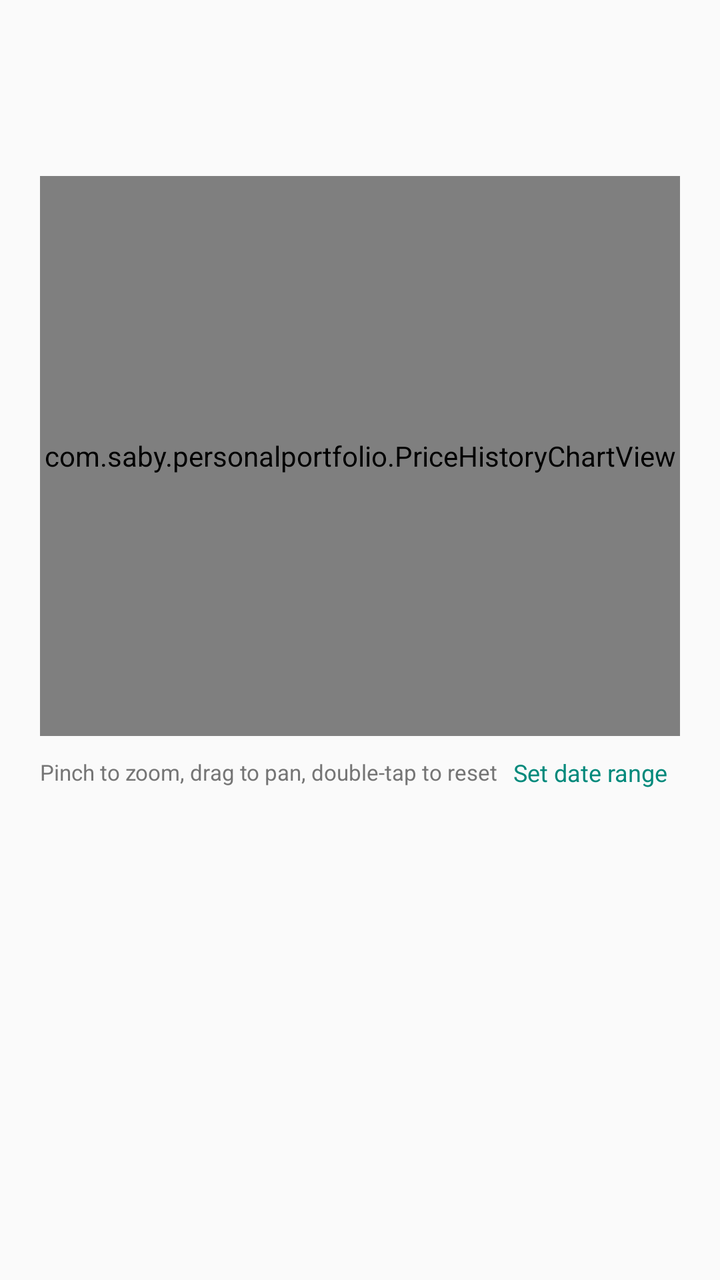
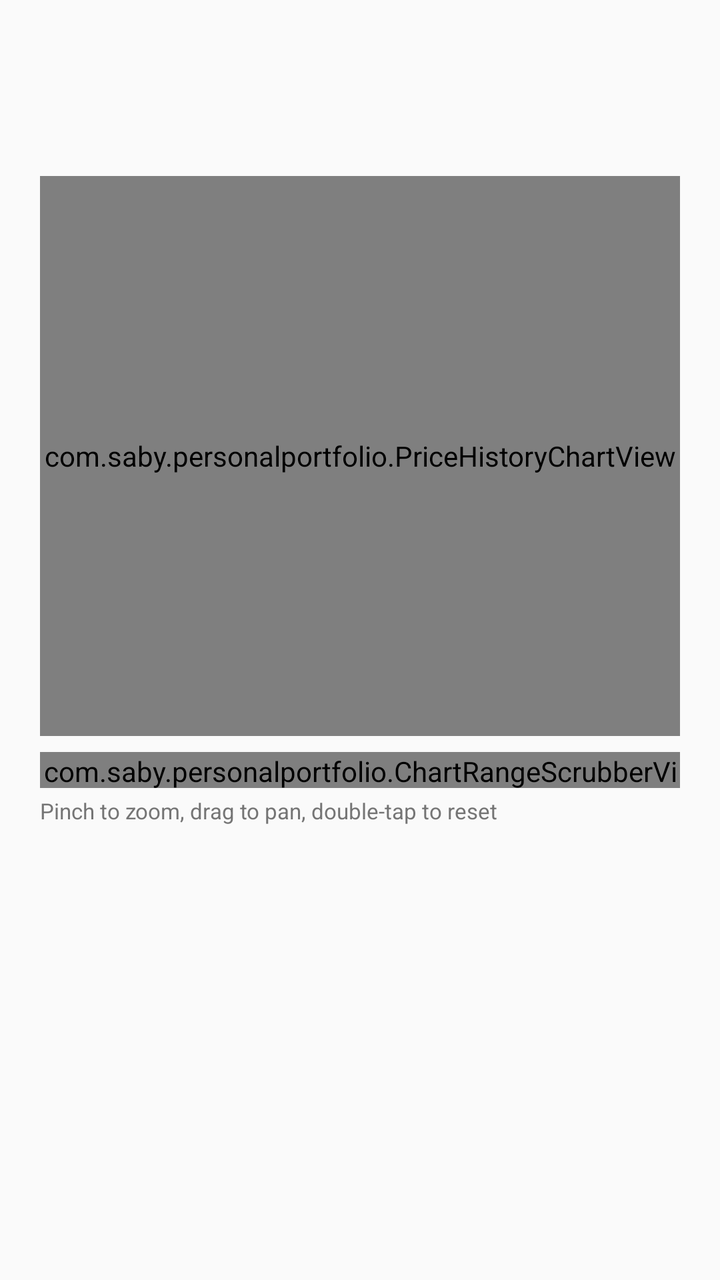

Compare the two renders of this Android layout. The source of the first and the diff that turns it into the second are given below.
<!-- AndroidManifest.xml: application theme Theme.PersonalPortfolio -->
<!-- res/layout/activity_returns_detail.xml -->
<?xml version="1.0" encoding="utf-8"?>
<ScrollView xmlns:android="http://schemas.android.com/apk/res/android"
    android:layout_width="match_parent"
    android:layout_height="match_parent">

    <LinearLayout
        android:layout_width="match_parent"
        android:layout_height="wrap_content"
        android:orientation="vertical"
        android:padding="20dp">

        <TextView
            android:id="@+id/returnsDetailName"
            android:layout_width="match_parent"
            android:layout_height="wrap_content"
            android:textSize="20sp"
            android:textStyle="bold" />

        <TextView
            android:id="@+id/returnsDetailScrubbed"
            android:layout_width="match_parent"
            android:layout_height="wrap_content"
            android:layout_marginTop="6dp"
            android:textSize="14sp"
            android:textColor="@color/colorNeutral" />

        <com.saby.personalportfolio.PriceHistoryChartView
            android:id="@+id/returnsDetailChart"
            android:layout_width="match_parent"
            android:layout_height="280dp"
            android:layout_marginTop="16dp" />

        <LinearLayout
            android:layout_width="match_parent"
            android:layout_height="wrap_content"
            android:layout_marginTop="4dp"
            android:orientation="horizontal"
            android:gravity="center_vertical">

            <TextView
                android:layout_width="0dp"
                android:layout_weight="1"
                android:layout_height="wrap_content"
                android:text="Pinch to zoom, drag to pan, double-tap to reset"
                android:textSize="11sp"
                android:textColor="@color/colorNeutral" />

            <TextView
                android:id="@+id/returnsDetailSetDateRange"
                android:layout_width="wrap_content"
                android:layout_height="wrap_content"
                android:text="Set date range"
                android:textSize="12sp"
                android:textColor="@color/colorSecondary"
                android:padding="6dp"
                android:background="?attr/selectableItemBackgroundBorderless" />

        </LinearLayout>

        <TextView
            android:id="@+id/returnsDetailEmptyState"
            android:layout_width="match_parent"
            android:layout_height="wrap_content"
            android:layout_marginTop="16dp"
            android:textSize="14sp"
            android:textColor="@color/colorNeutral"
            android:visibility="gone" />

        
        <LinearLayout
            android:id="@+id/returnsDetailMetricsSection"
            android:layout_width="match_parent"
            android:layout_height="wrap_content"
            android:layout_marginTop="24dp"
            android:orientation="vertical"
            android:visibility="gone">

            <View
                android:layout_width="match_parent"
                android:layout_height="1dp"
                android:layout_marginBottom="16dp"
                android:background="@color/colorSurfaceVariant" />

            <TextView
                android:layout_width="match_parent"
                android:layout_height="wrap_content"
                android:text="Risk &amp; relative performance"
                android:textSize="16sp"
                android:textStyle="bold" />

            <LinearLayout
                android:layout_width="match_parent"
                android:layout_height="wrap_content"
                android:layout_marginTop="8dp"
                android:orientation="horizontal"
                android:gravity="center_vertical">

                <TextView
                    android:id="@+id/returnsDetailBenchmarkLabel"
                    android:layout_width="0dp"
                    android:layout_height="wrap_content"
                    android:layout_weight="1"
                    android:textSize="13sp"
                    android:textColor="@color/colorNeutral" />

                <TextView
                    android:id="@+id/returnsDetailChangeBenchmark"
                    android:layout_width="wrap_content"
                    android:layout_height="wrap_content"
                    android:text="Change"
                    android:textSize="13sp"
                    android:textColor="@color/colorSecondary"
                    android:padding="4dp" />

            </LinearLayout>

            <TextView
                android:id="@+id/returnsDetailMetricBeta"
                style="@style/MetricRow" />

            <TextView
                android:id="@+id/returnsDetailMetricInfoRatio"
                style="@style/MetricRow" />

            <TextView
                android:id="@+id/returnsDetailMetricUpCapture"
                style="@style/MetricRow" />

            <TextView
                android:id="@+id/returnsDetailMetricDownCapture"
                style="@style/MetricRow" />

            <TextView
                android:id="@+id/returnsDetailMetricMaxDrawdown"
                style="@style/MetricRow" />

        </LinearLayout>

    </LinearLayout>

</ScrollView>
<!-- resources referenced by this layout -->
<resources>
  <color name="colorNeutral">#757575</color>
  <color name="colorSecondary">#00897B</color>
  <color name="colorSurfaceVariant">#EEF3EE</color>
  <style name="MetricRow">
          <item name="android:layout_width">match_parent</item>
          <item name="android:layout_height">wrap_content</item>
          <item name="android:layout_marginTop">10dp</item>
          <item name="android:textSize">14sp</item>
          <item name="android:textColor">@color/colorOnSurface</item>
      </style>
  <style name="Theme.PersonalPortfolio" parent="Theme.Material3.DayNight.NoActionBar">
          <item name="colorPrimary">@color/colorPrimary</item>
          <item name="colorPrimaryVariant">@color/colorPrimaryVariant</item>
          <item name="colorOnPrimary">@color/colorOnPrimary</item>
  
          <item name="colorSecondary">@color/colorSecondary</item>
          <item name="colorOnSecondary">@color/colorOnSecondary</item>
  
          <item name="android:colorBackground">@color/colorBackground</item>
          <item name="colorOnBackground">@color/colorOnBackground</item>
  
          <item name="colorSurface">@color/colorSurface</item>
          <item name="colorOnSurface">@color/colorOnSurface</item>
  
          <item name="android:statusBarColor">@color/colorPrimaryVariant</item>
      </style>
  <color name="colorOnSurface">#1A1A1A</color>
  <color name="colorPrimary">#1B5E20</color>
  <color name="colorPrimaryVariant">#0D3B12</color>
  <color name="colorOnPrimary">#FFFFFF</color>
  <color name="colorOnSecondary">#FFFFFF</color>
  <color name="colorBackground">#FAFAFA</color>
  <color name="colorOnBackground">#1A1A1A</color>
  <color name="colorSurface">#FFFFFF</color>
</resources>

<!-- the commit's change to res/layout/activity_returns_detail.xml (unified diff, before → after) -->
@@ -30,6 +30,13 @@
             android:layout_height="280dp"
             android:layout_marginTop="16dp" />
 
+        
+        <com.saby.personalportfolio.ChartRangeScrubberView
+            android:id="@+id/returnsDetailChartScrubber"
+            android:layout_width="match_parent"
+            android:layout_height="18dp"
+            android:layout_marginTop="8dp" />
+
         <LinearLayout
             android:layout_width="match_parent"
             android:layout_height="wrap_content"
@@ -47,13 +54,9 @@
 
             <TextView
                 android:id="@+id/returnsDetailSetDateRange"
+                style="@style/ActionChip"
                 android:layout_width="wrap_content"
-                android:layout_height="wrap_content"
-                android:text="Set date range"
-                android:textSize="12sp"
-                android:textColor="@color/colorSecondary"
-                android:padding="6dp"
-                android:background="?attr/selectableItemBackgroundBorderless" />
+                android:text="Set date range" />
 
         </LinearLayout>
 
@@ -105,12 +108,9 @@
 
                 <TextView
                     android:id="@+id/returnsDetailChangeBenchmark"
+                    style="@style/ActionChip"
                     android:layout_width="wrap_content"
-                    android:layout_height="wrap_content"
-                    android:text="Change"
-                    android:textSize="13sp"
-                    android:textColor="@color/colorSecondary"
-                    android:padding="4dp" />
+                    android:text="Change" />
 
             </LinearLayout>
 
@@ -134,6 +134,14 @@
                 android:id="@+id/returnsDetailMetricMaxDrawdown"
                 style="@style/MetricRow" />
 
+            <TextView
+                android:id="@+id/returnsDetailMetricSharpe"
+                style="@style/MetricRow" />
+
+            <TextView
+                android:id="@+id/returnsDetailMetricSortino"
+                style="@style/MetricRow" />
+
         </LinearLayout>
 
     </LinearLayout>
